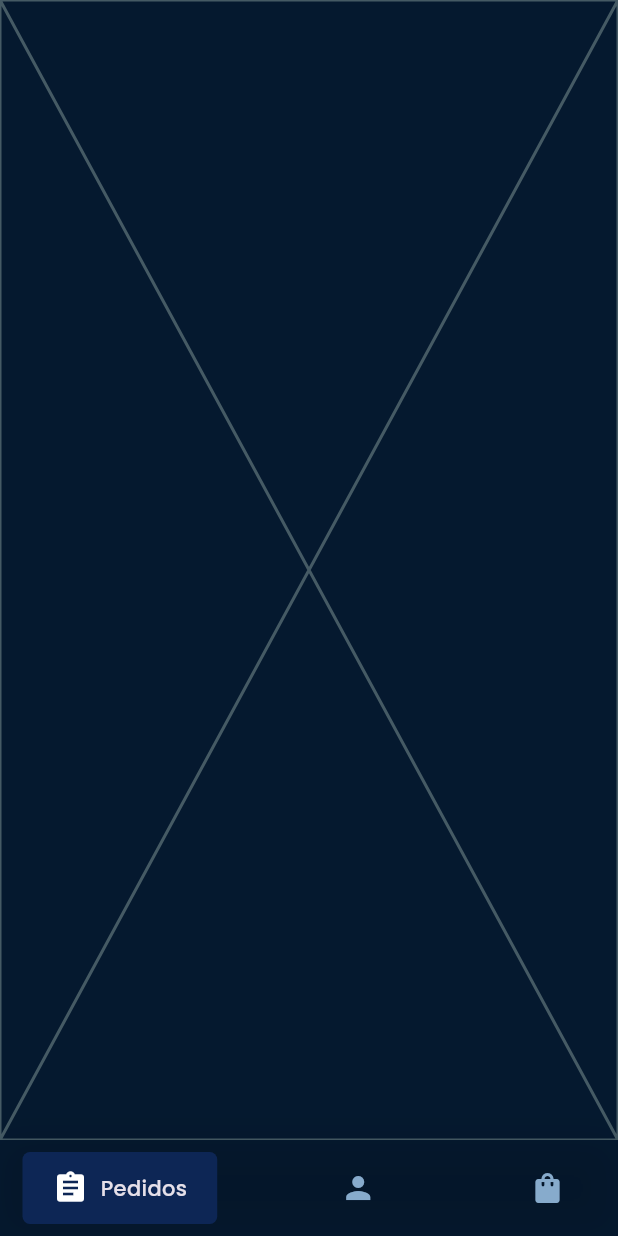
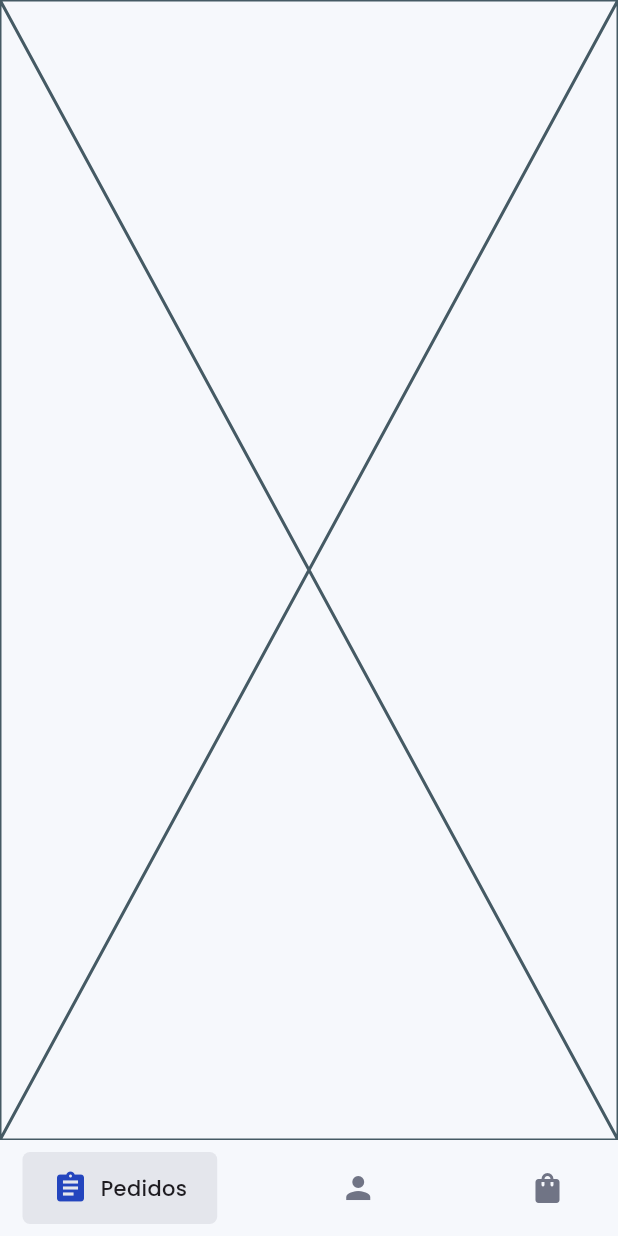
Before and after one commit to luc4sDS/mobile-sales, a Flutter app: the MainPage screen opened by its route, swiped to page 2, on a phone screen of 412 x 824 dp. Run offline on Flutter 3.47's test engine with Material 3 defaults, Android fonts, the phone set to English and light mode, and no system bars; drawn by our look-alikes of google_nav_bar; our stand-ins replace dio, font_awesome_flutter, sqflite; accounts and stored records are empty.

Commit message:
Alterar tema do aplicativo

```diff
--- a/lib/controller/sincronia_controller.dart
+++ b/lib/controller/sincronia_controller.dart
@@ -438,7 +438,7 @@ class SincroniaController {
         baseUrl: url,
         endpoint: 'pedidos',
         timeoutSeconds: 120,
-        fromMap: Venda.fromMap,
+        fromMap: Venda.fromMapAPI,
         headers: {'Connection': 'Keep-Alive'},
         queryParams: {
           'datainicial': DateFormat('ddMMyyyy').format(dataInicio),
--- a/lib/core/configs/theme/app_colors.dart
+++ b/lib/core/configs/theme/app_colors.dart
@@ -2,8 +2,8 @@ import 'package:flutter/material.dart';
 
 class AppColors {
   static const primary = Color.fromARGB(255, 35, 69, 190);
-  static const lightBackground = Color.fromARGB(255, 253, 253, 253);
-  static const lightSecondaryBackground = Color.fromARGB(255, 177, 189, 214);
+  static const lightBackground = Color.fromARGB(255, 246, 248, 252);
+  static const lightSecondaryBackground = Color.fromARGB(255, 228, 230, 236);
   static const darkBackground = Color.fromARGB(255, 5, 25, 47);
   static const darkSecondaryBackground = Color.fromARGB(255, 13, 38, 85);
   static const lightPrimaryText = Color(0xff02030a);
@@ -11,7 +11,7 @@ class AppColors {
   static const darkPrimaryText = Color(0xfff2f5ff);
   static const darkSecondaryText = Color(0xff87abcc);
   static const darkInputBg = Color.fromARGB(255, 33, 45, 83);
-  static const lightInputBg = Color.fromARGB(255, 226, 227, 231);
+  static const lightInputBg = Color.fromARGB(255, 235, 235, 238);
   static const darkBorderBg = Color.fromARGB(255, 108, 123, 184);
   static const lightBorderBg = Color.fromARGB(255, 112, 116, 133);
   static const darkDisabled = Color.fromARGB(255, 80, 95, 155);
@@ -25,7 +25,14 @@ class AppColors {
   static const ok = Color.fromARGB(255, 13, 148, 13);
   static const alert = Color.fromARGB(255, 219, 170, 10);
   static const info = Color.fromARGB(255, 10, 132, 214);
-  static const highlight = Color.fromARGB(255, 142, 177, 241);
+  static const darkHighlight = Color.fromARGB(255, 142, 177, 241);
+  static const lightHighlight = Color.fromARGB(255, 40, 97, 202);
+  static const lightAbertoBg = Color.fromARGB(255, 203, 231, 247);
+  static const lightEnviadoBg = Color.fromARGB(255, 205, 245, 203);
+  static const lightCanceladoBg = Color.fromARGB(255, 241, 212, 212);
+  static const lightAbertoText = Color(0xff013957);
+  static const lightEnviadoText = Color(0xff095c06);
+  static const lightCanceladoText = Color.fromARGB(255, 110, 7, 7);
 
   static const grey = Color.fromARGB(255, 95, 95, 95);
 }
--- a/lib/core/configs/theme/app_theme.dart
+++ b/lib/core/configs/theme/app_theme.dart
@@ -1,15 +1,24 @@
 import 'package:flutter/material.dart';
-import 'package:google_nav_bar/google_nav_bar.dart';
+import 'package:flutter/services.dart';
 import 'package:mobile_sales/core/configs/theme/app_colors.dart';
 
 class AppTheme {
   static final lightTheme = ThemeData(
-    appBarTheme:
-        AppBarTheme(backgroundColor: AppColors.lightSecondaryBackground),
+    appBarTheme: const AppBarTheme(
+      systemOverlayStyle:
+          SystemUiOverlayStyle(statusBarIconBrightness: Brightness.dark),
+      scrolledUnderElevation: 0,
+      backgroundColor: Colors.transparent,
+    ),
     primaryColor: AppColors.primary,
     scaffoldBackgroundColor: AppColors.lightBackground,
     brightness: Brightness.light,
     fontFamily: 'Poppins',
+    cardTheme: const CardTheme(
+      color: AppColors.lightSecondaryBackground,
+      shape: ContinuousRectangleBorder(
+          borderRadius: BorderRadius.all(Radius.circular(20))),
+    ),
     textButtonTheme: TextButtonThemeData(
       style: TextButton.styleFrom(
         foregroundColor: AppColors.lighSecondaryText,
@@ -33,25 +42,30 @@ class AppTheme {
       selectionColor: AppColors.grey.withOpacity(0.5),
     ),
     inputDecorationTheme: const InputDecorationTheme(
+      isDense: true,
       fillColor: AppColors.lightInputBg,
       filled: true,
-      floatingLabelStyle: TextStyle(color: AppColors.primary),
-      enabledBorder: InputBorder.none,
+      floatingLabelStyle: TextStyle(color: AppColors.lighSecondaryText),
+      enabledBorder: OutlineInputBorder(
+          borderRadius: BorderRadius.all(
+            Radius.circular(8),
+          ),
+          borderSide: BorderSide(color: AppColors.lightBorderBg)),
       focusedBorder: OutlineInputBorder(
         borderRadius: BorderRadius.all(
-          Radius.circular(3),
+          Radius.circular(8),
         ),
-        borderSide: BorderSide(color: AppColors.primary, width: 1.5),
+        borderSide: BorderSide(color: AppColors.lighSecondaryText, width: 1.5),
       ),
       errorBorder: OutlineInputBorder(
         borderRadius: BorderRadius.all(
-          Radius.circular(3),
+          Radius.circular(8),
         ),
         borderSide: BorderSide(color: Colors.red, width: 1.5),
       ),
       focusedErrorBorder: OutlineInputBorder(
         borderRadius: BorderRadius.all(
-          Radius.circular(3),
+          Radius.circular(8),
         ),
         borderSide: BorderSide(color: Colors.red, width: 1.5),
       ),
@@ -64,6 +78,20 @@ class AppTheme {
           return AppColors.primary;
         }
       }),
+      checkColor: WidgetStateProperty.resolveWith(
+        (states) {
+          if (!states.contains(WidgetState.selected)) {
+            return null;
+          } else {
+            return Colors.white;
+          }
+        },
+      ),
+    ),
+    progressIndicatorTheme: const ProgressIndicatorThemeData(
+      // circularTrackColor: AppColors.darkSecondaryBackground,
+      color: AppColors.primary,
+      circularTrackColor: AppColors.lightSecondaryBackground,
     ),
   );
 
@@ -152,7 +180,7 @@ class AppTheme {
     ),
     progressIndicatorTheme: const ProgressIndicatorThemeData(
         // circularTrackColor: AppColors.darkSecondaryBackground,
-        color: AppColors.highlight,
+        color: AppColors.darkHighlight,
         circularTrackColor: AppColors.darkSecondaryBackground),
   );
 }
--- a/lib/main.dart
+++ b/lib/main.dart
@@ -19,7 +19,7 @@ class MyApp extends StatelessWidget {
   Widget build(BuildContext context) {
     return MaterialApp(
       title: 'Flutter Demo',
-      theme: AppTheme.darkTheme,
+      theme: AppTheme.lightTheme,
       debugShowCheckedModeBanner: false,
       home: const SplashPage(),
       initialRoute: '/splash',
--- a/lib/view/pages/sincronizar_page.dart
+++ b/lib/view/pages/sincronizar_page.dart
@@ -411,7 +411,7 @@ class _SincronizarPageState extends State<SincronizarPage>
                       children: [
                         const Icon(
                           Icons.cloud_sync,
-                          color: AppColors.highlight,
+                          color: AppColors.lightHighlight,
                           size: 100,
                         ),
                         AnimatedBuilder(
@@ -489,8 +489,8 @@ class _SincronizarPageState extends State<SincronizarPage>
                           Text(
                             style: TextStyle(
                                 color: primeiraSincronia || sincronizando
-                                    ? AppColors.darkDisabledText
-                                    : AppColors.darkPrimaryText),
+                                    ? AppColors.lightDisabledText
+                                    : AppColors.lightPrimaryText),
                             'Sincronia Completa',
                           ),
                         ],
--- a/lib/view/widgets/custom_nav_bar.dart
+++ b/lib/view/widgets/custom_nav_bar.dart
@@ -20,23 +20,12 @@ class CustomNavBar extends StatelessWidget {
     final theme = Theme.of(context);
     final isDark = theme.brightness == Brightness.dark;
 
-    return Container(
-      decoration: BoxDecoration(
-        // color: isDark
-        //     ? AppColors.darkSecondaryBackground
-        // : AppColors.lightSecondaryBackground,
-        boxShadow: [
-          BoxShadow(
-            blurRadius: 20,
-            color: Colors.black.withOpacity(.1),
-          )
-        ],
-      ),
-      child: SafeArea(
+    return SafeArea(
       child: Padding(
         padding: const EdgeInsets.symmetric(horizontal: 15.0, vertical: 8),
         child: GNav(
-            textStyle: TextStyle(fontWeight: FontWeight.w500),
+          backgroundColor: Colors.transparent,
+          textStyle: const TextStyle(fontWeight: FontWeight.w500),
           rippleColor: Colors.grey[300]!,
           hoverColor: Colors.grey[100]!,
           gap: 8,
@@ -55,7 +44,6 @@ class CustomNavBar extends StatelessWidget {
           onTabChange: onTabChange,
         ),
       ),
-      ),
     );
   }
 }
```
Also changed, not shown: lib/controller/vendas_controller.dart (+16 -3 lines), lib/model/venda.dart (+59 -0 lines), lib/view/pages/pedidos_page.dart (+15 -43 lines), lib/view/widgets/venda_card.dart (added, +93 -0 lines), 8 other files. Lines whose indentation alone changed are shown as unchanged.
